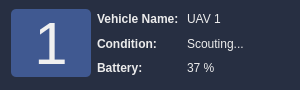
This is src/rqt_gcs/resources/UAVCondition.ui in CSUN-SERL/lcar-bot as Qt 5 draws it before an edit. The edited form follows.
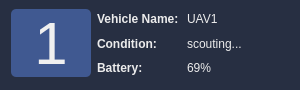
This is the edited form.

Commit message: simplified thread management, updated some ui files

```diff
--- a/src/rqt_gcs/resources/UAVCondition.ui
+++ b/src/rqt_gcs/resources/UAVCondition.ui
@@ -72,13 +72,6 @@
      </property>
     </widget>
    </item>
-   <item row="0" column="2">
-    <widget class="QLineEdit" name="VehicleNameLine">
-     <property name="text">
-      <string>UAV 1</string>
-     </property>
-    </widget>
-   </item>
    <item row="1" column="1">
     <widget class="QLabel" name="VehicleConditionLabel">
      <property name="text">
@@ -86,13 +79,6 @@
      </property>
     </widget>
    </item>
-   <item row="1" column="2">
-    <widget class="QLineEdit" name="VehicleConditionLine">
-     <property name="text">
-      <string>Scouting...</string>
-     </property>
-    </widget>
-   </item>
    <item row="2" column="1">
     <widget class="QLabel" name="VehicleBatteryLabel">
      <property name="text">
@@ -100,10 +86,42 @@
      </property>
     </widget>
    </item>
-   <item row="2" column="2">
+   <item row="0" column="3">
+    <widget class="QLineEdit" name="VehicleNameLine">
+     <property name="enabled">
+      <bool>false</bool>
+     </property>
+     <property name="text">
+      <string>UAV1</string>
+     </property>
+     <property name="readOnly">
+      <bool>true</bool>
+     </property>
+    </widget>
+   </item>
+   <item row="1" column="3">
+    <widget class="QLineEdit" name="VehicleConditionLine">
+     <property name="enabled">
+      <bool>false</bool>
+     </property>
+     <property name="text">
+      <string>scouting...</string>
+     </property>
+     <property name="readOnly">
+      <bool>true</bool>
+     </property>
+    </widget>
+   </item>
+   <item row="2" column="3">
     <widget class="QLineEdit" name="VehicleBatteryLine">
+     <property name="enabled">
+      <bool>false</bool>
+     </property>
      <property name="text">
-      <string>37 %</string>
+      <string>69%</string>
+     </property>
+     <property name="readOnly">
+      <bool>true</bool>
      </property>
     </widget>
    </item>
```
Left out of the diff: 12 changed lines with no effect on the pictures. The commit also changes 7 other files.
